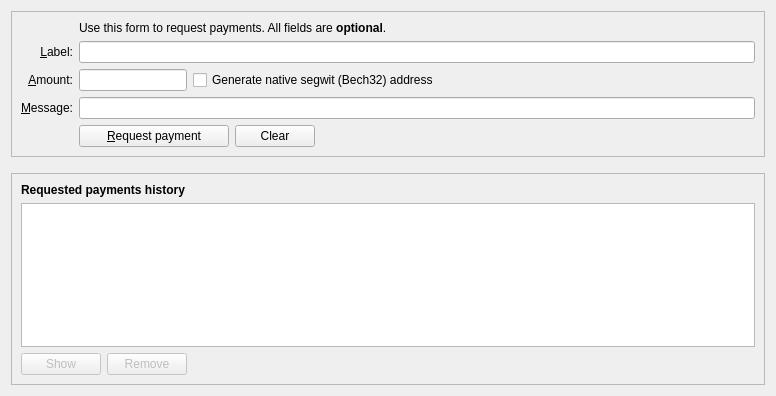
Old version of the form src/qt/forms/receivecoinsdialog.ui in the repository wonko433/blackcoin-more.
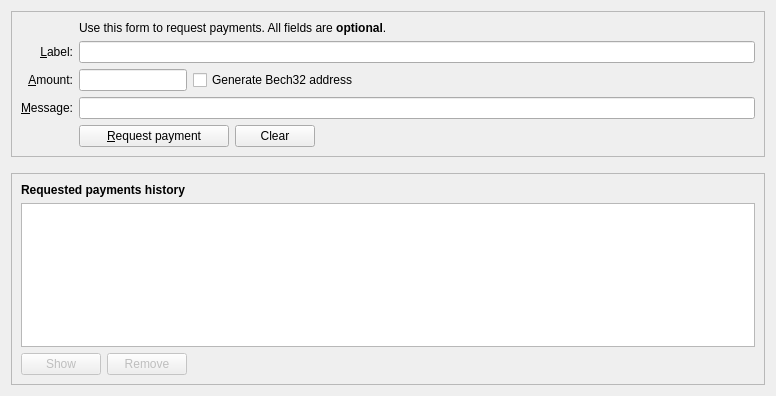
New version of the form. Icons and pictures are not drawn. Custom widgets are drawn as their Qt base class.

Commit message: Fix some segwit-related errors

The edit to the form file:
```diff
--- a/src/qt/forms/receivecoinsdialog.ui
+++ b/src/qt/forms/receivecoinsdialog.ui
@@ -209,7 +209,7 @@
              <string>Native segwit addresses (aka Bech32 or BIP-173) reduce your transaction fees later on and offer better protection against typos, but old wallets don't support them. When unchecked, an address compatible with older wallets will be created instead.</string>
             </property>
             <property name="text">
-             <string>Generate native segwit (Bech32) address</string>
+             <string>Generate Bech32 address</string>
             </property>
            </widget>
           </item>
```
Left out of the diff: 2 changed lines with no effect on the pictures. The commit also changes 70 other files.
